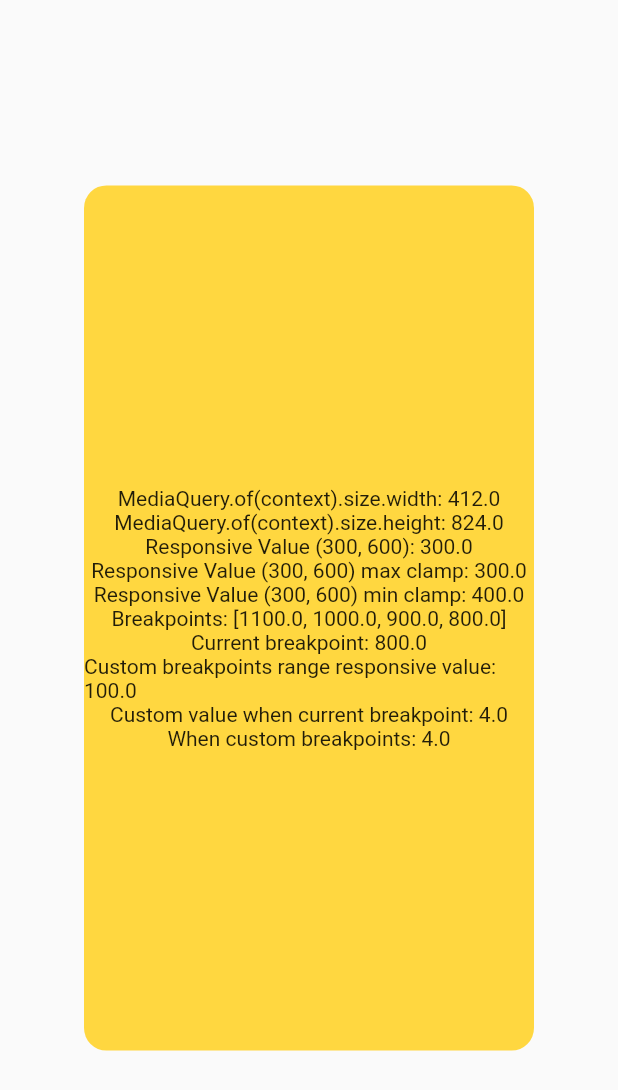
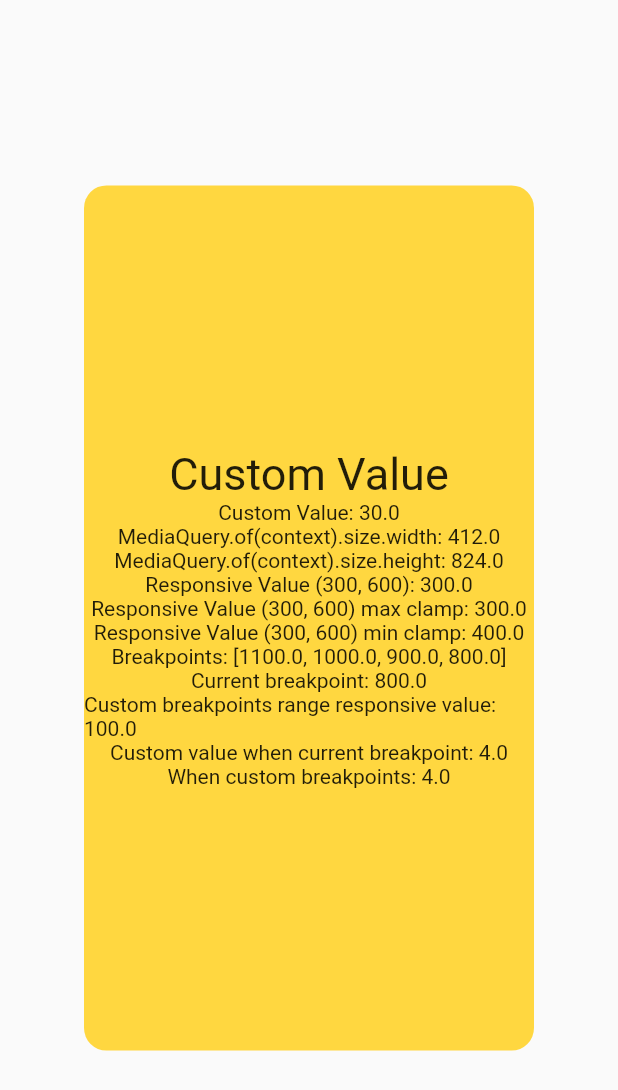
Before and after one commit to namzug16/super-responsive, a Flutter app: the screen it shows after launch, on a phone screen of 412 x 824 dp. Shown: the top 1090 px of the screen. Run offline on Flutter 3.47's test engine with Material 2 defaults, Android fonts, the phone set to English and light mode, and no system bars.

Commit message:
add custom values features

````diff
--- a/example/lib/main.dart
+++ b/example/lib/main.dart
@@ -17,6 +17,9 @@ class MyApp extends StatelessWidget {
         third: 900,
         fourth: 800,
       ),
+      customValues: (context) => {
+        "header_font": context.mediaQueryWidth.per(5).clamp(30, 60),
+      },
       child: MaterialApp(
         title: 'Super Responsive Demo',
         theme: ThemeData(
@@ -40,7 +43,6 @@ class MyHomePage extends StatelessWidget {
             color: Colors.amberAccent,
             borderRadius: BorderRadius.circular(15),
           ),
-
           /// responsive value example
           /// the width will be the result from the mapped range
           /// [breakpoints.last - breakpoints.first] -> screen width
@@ -53,6 +55,8 @@ class MyHomePage extends StatelessWidget {
                 child: Column(
                   mainAxisSize: MainAxisSize.min,
                   children: [
+                    Text("Custom Value", style: TextStyle(fontSize: context.customValues["header_font"])),
+                    Text("Custom Value: ${context.customValues["header_font"]}"),
                     Text(
                         "MediaQuery.of(context).size.width: ${context.mediaQueryWidth}"),
                     Text(
--- a/lib/src/super_responsive.dart
+++ b/lib/src/super_responsive.dart
@@ -1,5 +1,8 @@
 import 'package:flutter/widgets.dart';
 import 'package:super_responsive/super_responsive.dart';
+
+/// Typedef utils used in [SuperResponsive]'s customValues
+typedef CustomValueBuilder = Map<String, double> Function(BuildContext context);
 
 /// Widget used to make available our [breakpoints] in the entire
 /// widget three, it also exposes
@@ -8,11 +11,27 @@ class SuperResponsive extends InheritedWidget {
   const SuperResponsive({
     Key? key,
     required this.breakpoints,
+    this.customValues,
     required Widget child,
   }) : super(key: key, child: child);
 
   /// [SuperResponsive]'s break points
   final Breakpoints breakpoints;
+
+  /// [SuperResponsive]'s custom values callback, it exposes the context so
+  /// that other extensions can be used in order to calculate your
+  /// custom values
+  ///
+  /// ```dart
+  /// ...
+  /// customValues: (context) => {
+  ///   "title": context.mediaQueryWidth.per(5).clamp(30, 60),
+  ///   "card_height": context.mediaQueryHeight.per(20).min(100),
+  /// }
+  /// ...
+  /// ```
+  ///
+  final CustomValueBuilder? customValues;
 
   /// The data from the closest instance of this class that encloses the given
   /// context.
````
Also changed, not shown: lib/src/extensions.dart (+7 -0 lines).
